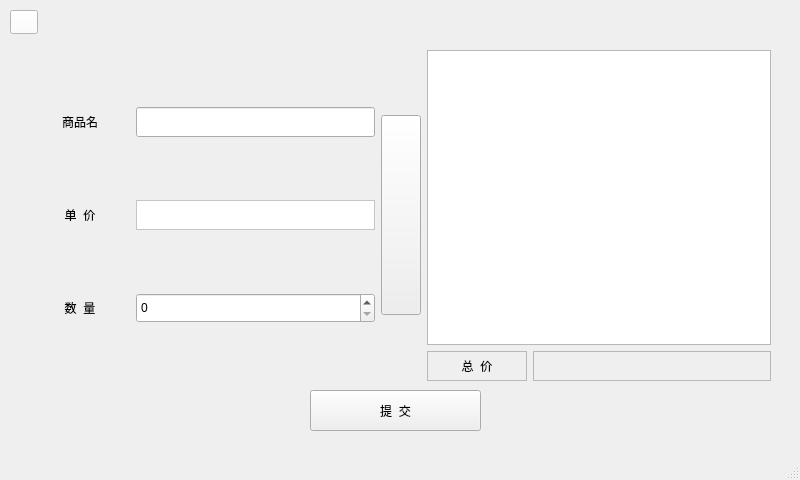
Qt form settlementwindow.ui (cbt-98/Supermarket-Management-System) before a commit.
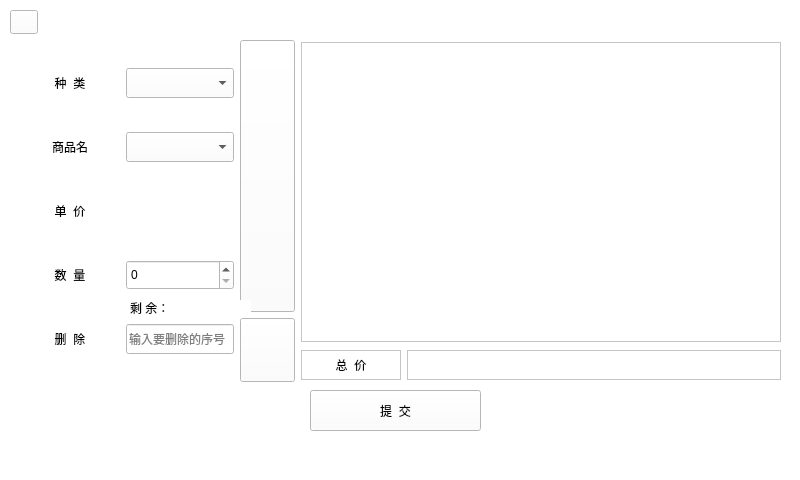
The same form after that commit. Icons and pictures are not drawn.

```diff
--- a/settlementwindow.ui
+++ b/settlementwindow.ui
@@ -13,24 +13,10 @@
   <property name="windowTitle">
    <string>MainWindow</string>
   </property>
+  <property name="styleSheet">
+   <string notr="true">background-color: rgb(255, 255, 255);</string>
+  </property>
   <widget class="QWidget" name="centralwidget">
-   <widget class="QPushButton" name="submitBtn">
-    <property name="geometry">
-     <rect>
-      <x>310</x>
-      <y>390</y>
-      <width>171</width>
-      <height>41</height>
-     </rect>
-    </property>
-    <property name="styleSheet">
-     <string notr="true">color: rgb(0, 0, 0);
-font: 16pt &quot;黑体&quot;;</string>
-    </property>
-    <property name="text">
-     <string>提  交</string>
-    </property>
-   </widget>
    <widget class="QPushButton" name="returnBtn">
     <property name="geometry">
      <rect>
@@ -51,22 +37,83 @@
       <normaloff>:/image/icon/return.png</normaloff>:/image/icon/return.png</iconset>
     </property>
    </widget>
-   <widget class="QWidget" name="">
+   <widget class="QPushButton" name="submitBtn">
     <property name="geometry">
      <rect>
-      <x>30</x>
-      <y>50</y>
-      <width>741</width>
-      <height>331</height>
+      <x>310</x>
+      <y>390</y>
+      <width>171</width>
+      <height>41</height>
      </rect>
     </property>
-    <layout class="QHBoxLayout" name="horizontalLayout_5">
+    <property name="styleSheet">
+     <string notr="true">color: rgb(0, 0, 0);
+font: 16pt &quot;黑体&quot;;</string>
+    </property>
+    <property name="text">
+     <string>提  交</string>
+    </property>
+   </widget>
+   <widget class="QWidget" name="layoutWidget">
+    <property name="geometry">
+     <rect>
+      <x>20</x>
+      <y>40</y>
+      <width>761</width>
+      <height>342</height>
+     </rect>
+    </property>
+    <layout class="QHBoxLayout" name="horizontalLayout_14">
      <item>
       <layout class="QVBoxLayout" name="verticalLayout">
        <item>
-        <layout class="QHBoxLayout" name="horizontalLayout">
+        <layout class="QHBoxLayout" name="horizontalLayout_6">
          <item>
-          <widget class="QLabel" name="label">
+          <widget class="QLabel" name="label_4">
+           <property name="sizePolicy">
+            <sizepolicy hsizetype="Fixed" vsizetype="Fixed">
+             <horstretch>0</horstretch>
+             <verstretch>0</verstretch>
+            </sizepolicy>
+           </property>
+           <property name="minimumSize">
+            <size>
+             <width>100</width>
+             <height>0</height>
+            </size>
+           </property>
+           <property name="styleSheet">
+            <string notr="true">color: rgb(0, 0, 0);
+font: 16pt &quot;黑体&quot;;</string>
+           </property>
+           <property name="text">
+            <string>种  类</string>
+           </property>
+           <property name="alignment">
+            <set>Qt::AlignCenter</set>
+           </property>
+          </widget>
+         </item>
+         <item>
+          <widget class="QComboBox" name="typeComboBox">
+           <property name="minimumSize">
+            <size>
+             <width>0</width>
+             <height>30</height>
+            </size>
+           </property>
+           <property name="styleSheet">
+            <string notr="true">color: rgb(0, 0, 0);
+font: 12pt &quot;黑体&quot;;</string>
+           </property>
+          </widget>
+         </item>
+        </layout>
+       </item>
+       <item>
+        <layout class="QHBoxLayout" name="horizontalLayout_15">
+         <item>
+          <widget class="QLabel" name="label_10">
            <property name="sizePolicy">
             <sizepolicy hsizetype="Fixed" vsizetype="Fixed">
              <horstretch>0</horstretch>
@@ -92,13 +139,17 @@
           </widget>
          </item>
          <item>
-          <widget class="QLineEdit" name="nameEdit">
+          <widget class="QComboBox" name="nameComboBox">
            <property name="minimumSize">
             <size>
              <width>0</width>
              <height>30</height>
             </size>
            </property>
+           <property name="styleSheet">
+            <string notr="true">color: rgb(0, 0, 0);
+font: 12pt &quot;黑体&quot;;</string>
+           </property>
           </widget>
          </item>
         </layout>
@@ -133,25 +184,15 @@
          </item>
          <item>
           <widget class="QLabel" name="priceLabel">
-           <property name="sizePolicy">
-            <sizepolicy hsizetype="Preferred" vsizetype="Fixed">
-             <horstretch>0</horstretch>
-             <verstretch>0</verstretch>
-            </sizepolicy>
-           </property>
-           <property name="minimumSize">
+           <property name="maximumSize">
             <size>
-             <width>0</width>
+             <width>16777215</width>
              <height>30</height>
             </size>
            </property>
            <property name="styleSheet">
-            <string notr="true">background-color: rgb(255, 255, 255);
-color: rgb(0, 0, 0);
-font: 16pt &quot;黑体&quot;;</string>
-           </property>
-           <property name="frameShape">
-            <enum>QFrame::StyledPanel</enum>
+            <string notr="true">color: rgb(0, 0, 0);
+font: 12pt &quot;黑体&quot;;</string>
            </property>
            <property name="text">
             <string/>
@@ -163,7 +204,7 @@
        <item>
         <layout class="QHBoxLayout" name="horizontalLayout_3">
          <item>
-          <widget class="QLabel" name="label_4">
+          <widget class="QLabel" name="label_5">
            <property name="sizePolicy">
             <sizepolicy hsizetype="Fixed" vsizetype="Fixed">
              <horstretch>0</horstretch>
@@ -196,6 +237,60 @@
              <height>30</height>
             </size>
            </property>
+           <property name="styleSheet">
+            <string notr="true">font: 12pt &quot;黑体&quot;;
+color: rgb(0, 0, 0);</string>
+           </property>
+           <property name="maximum">
+            <number>99999999</number>
+           </property>
+          </widget>
+         </item>
+        </layout>
+       </item>
+       <item>
+        <layout class="QHBoxLayout" name="horizontalLayout">
+         <item>
+          <widget class="QLabel" name="label_12">
+           <property name="sizePolicy">
+            <sizepolicy hsizetype="Fixed" vsizetype="Fixed">
+             <horstretch>0</horstretch>
+             <verstretch>0</verstretch>
+            </sizepolicy>
+           </property>
+           <property name="minimumSize">
+            <size>
+             <width>100</width>
+             <height>0</height>
+            </size>
+           </property>
+           <property name="styleSheet">
+            <string notr="true">color: rgb(0, 0, 0);
+font: 16pt &quot;黑体&quot;;</string>
+           </property>
+           <property name="text">
+            <string>删  除</string>
+           </property>
+           <property name="alignment">
+            <set>Qt::AlignCenter</set>
+           </property>
+          </widget>
+         </item>
+         <item>
+          <widget class="QLineEdit" name="deleteEdit_2">
+           <property name="minimumSize">
+            <size>
+             <width>0</width>
+             <height>30</height>
+            </size>
+           </property>
+           <property name="styleSheet">
+            <string notr="true">color: rgb(0, 0, 0);
+font: 10pt &quot;黑体&quot;;</string>
+           </property>
+           <property name="placeholderText">
+            <string>输入要删除的序号</string>
+           </property>
           </widget>
          </item>
         </layout>
@@ -203,31 +298,81 @@
       </layout>
      </item>
      <item>
-      <widget class="QPushButton" name="addBtn">
-       <property name="minimumSize">
-        <size>
-         <width>0</width>
-         <height>200</height>
-        </size>
-       </property>
-       <property name="text">
-        <string/>
-       </property>
-       <property name="icon">
-        <iconset resource="res.qrc">
-         <normaloff>:/image/icon/add.png</normaloff>:/image/icon/add.png</iconset>
-       </property>
-      </widget>
+      <layout class="QVBoxLayout" name="verticalLayout_6">
+       <item>
+        <widget class="QPushButton" name="addBtn">
+         <property name="sizePolicy">
+          <sizepolicy hsizetype="Expanding" vsizetype="Expanding">
+           <horstretch>0</horstretch>
+           <verstretch>0</verstretch>
+          </sizepolicy>
+         </property>
+         <property name="minimumSize">
+          <size>
+           <width>0</width>
+           <height>0</height>
+          </size>
+         </property>
+         <property name="text">
+          <string/>
+         </property>
+         <property name="icon">
+          <iconset resource="res.qrc">
+           <normaloff>:/image/icon/add.png</normaloff>:/image/icon/add.png</iconset>
+         </property>
+        </widget>
+       </item>
+       <item>
+        <widget class="QPushButton" name="deleteBtn_2">
+         <property name="sizePolicy">
+          <sizepolicy hsizetype="Preferred" vsizetype="Fixed">
+           <horstretch>0</horstretch>
+           <verstretch>0</verstretch>
+          </sizepolicy>
+         </property>
+         <property name="minimumSize">
+          <size>
+           <width>0</width>
+           <height>64</height>
+          </size>
+         </property>
+         <property name="text">
+          <string/>
+         </property>
+         <property name="icon">
+          <iconset resource="res.qrc">
+           <normaloff>:/image/icon/remove.png</normaloff>:/image/icon/remove.png</iconset>
+         </property>
+        </widget>
+       </item>
+      </layout>
      </item>
      <item>
       <layout class="QVBoxLayout" name="verticalLayout_2">
        <item>
-        <widget class="QListWidget" name="listWidget"/>
+        <widget class="QListWidget" name="listWidget">
+         <property name="sizePolicy">
+          <sizepolicy hsizetype="Fixed" vsizetype="Fixed">
+           <horstretch>0</horstretch>
+           <verstretch>0</verstretch>
+          </sizepolicy>
+         </property>
+         <property name="minimumSize">
+          <size>
+           <width>480</width>
+           <height>300</height>
+          </size>
+         </property>
+         <property name="styleSheet">
+          <string notr="true">font: 12pt &quot;黑体&quot;;
+color: rgb(0, 0, 0);</string>
+         </property>
+        </widget>
        </item>
        <item>
         <layout class="QHBoxLayout" name="horizontalLayout_4">
          <item>
-          <widget class="QLabel" name="label_5">
+          <widget class="QLabel" name="label_13">
            <property name="sizePolicy">
             <sizepolicy hsizetype="Fixed" vsizetype="Fixed">
              <horstretch>0</horstretch>
@@ -287,6 +432,23 @@
      </item>
     </layout>
    </widget>
+   <widget class="QLabel" name="remainLabel">
+    <property name="geometry">
+     <rect>
+      <x>130</x>
+      <y>300</y>
+      <width>121</width>
+      <height>16</height>
+     </rect>
+    </property>
+    <property name="styleSheet">
+     <string notr="true">font: 9pt &quot;黑体&quot;;
+color: rgb(0, 0, 0);</string>
+    </property>
+    <property name="text">
+     <string>剩 余：</string>
+    </property>
+   </widget>
   </widget>
   <widget class="QMenuBar" name="menubar">
    <property name="geometry">
```
